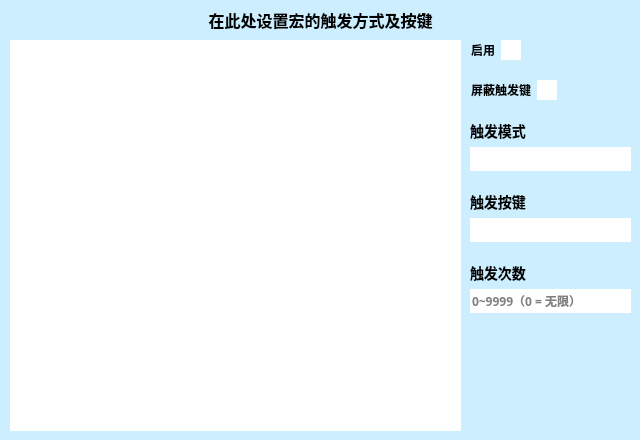
Old version of the form .ui/TriggerUi.ui in the repository hongliangdu/Quickinput.
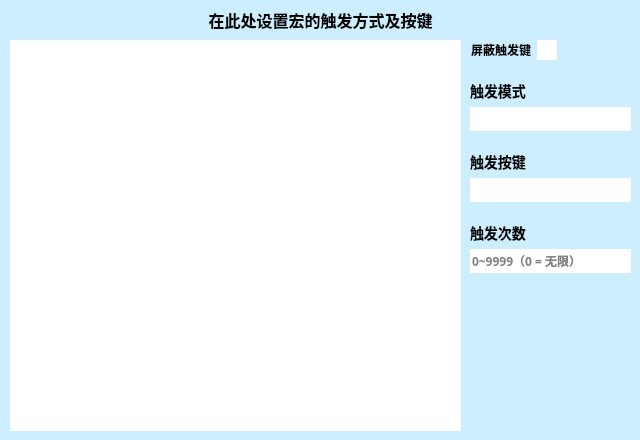
New version of the form. Custom widgets are drawn as their Qt base class.

Diff of the .ui file:
```diff
--- a/.ui/TriggerUi.ui
+++ b/.ui/TriggerUi.ui
@@ -148,69 +148,6 @@
     <property name="spacing">
      <number>20</number>
     </property>
-    <item>
-     <layout class="QHBoxLayout" name="horizontalLayout">
-      <property name="spacing">
-       <number>5</number>
-      </property>
-      <item>
-       <widget class="QCheckBox" name="chbState">
-        <property name="sizePolicy">
-         <sizepolicy hsizetype="Preferred" vsizetype="Preferred">
-          <horstretch>0</horstretch>
-          <verstretch>0</verstretch>
-         </sizepolicy>
-        </property>
-        <property name="font">
-         <font>
-          <family>Microsoft YaHei</family>
-          <pointsize>-1</pointsize>
-          <weight>75</weight>
-          <bold>true</bold>
-         </font>
-        </property>
-        <property name="focusPolicy">
-         <enum>Qt::ClickFocus</enum>
-        </property>
-        <property name="layoutDirection">
-         <enum>Qt::RightToLeft</enum>
-        </property>
-        <property name="styleSheet">
-         <string notr="true">*{font-family:&quot;Microsoft YaHei&quot;;font-size:12px;}
-QCheckBox::indicator {background-color:#FFF;width:20px;height:20px;}QCheckBox::indicator:checked {background-color:#888;}</string>
-        </property>
-        <property name="text">
-         <string>启用</string>
-        </property>
-        <property name="checkable">
-         <bool>true</bool>
-        </property>
-        <property name="autoRepeat">
-         <bool>false</bool>
-        </property>
-        <property name="autoExclusive">
-         <bool>false</bool>
-        </property>
-        <property name="tristate">
-         <bool>false</bool>
-        </property>
-       </widget>
-      </item>
-      <item>
-       <spacer name="horizontalSpacer">
-        <property name="orientation">
-         <enum>Qt::Horizontal</enum>
-        </property>
-        <property name="sizeHint" stdset="0">
-         <size>
-          <width>40</width>
-          <height>20</height>
-         </size>
-        </property>
-       </spacer>
-      </item>
-     </layout>
-    </item>
     <item>
      <layout class="QHBoxLayout" name="horizontalLayout_2">
       <property name="spacing">
```
